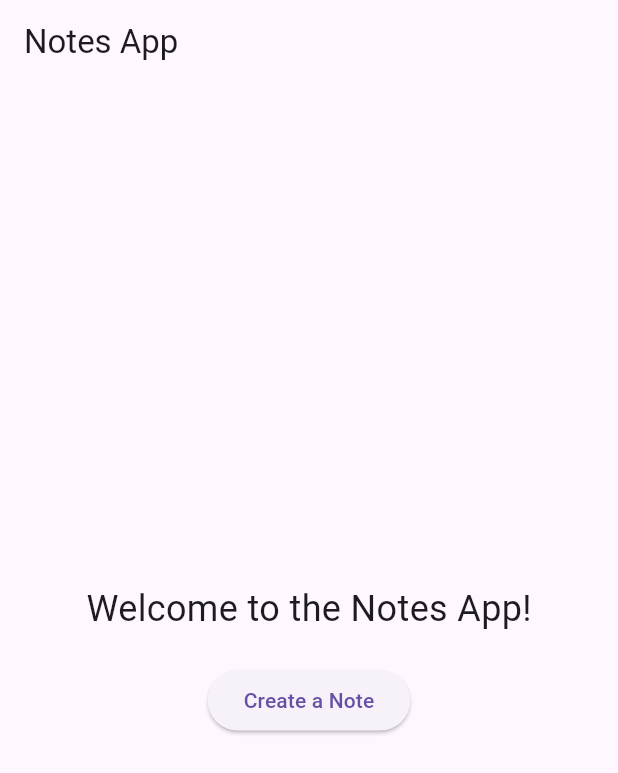
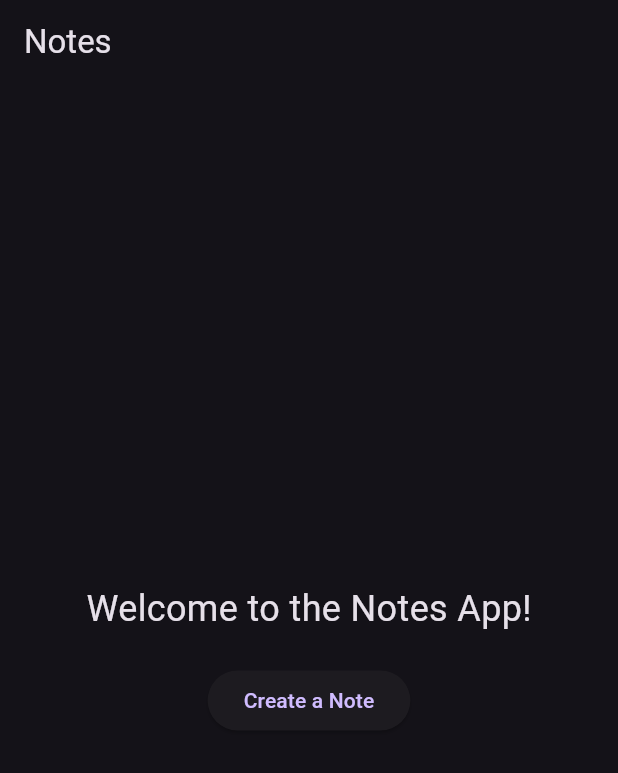
Before and after one commit to HamzaAlwajeeh/Notes-App, a Flutter app: the screen it shows after launch, after a tap on "Create a Note", on a phone screen of 412 x 824 dp. Shown: the top 773 px of the screen. Run offline on Flutter 3.47's test engine with Material 3 defaults, Android fonts, the phone set to English and light mode, and no system bars.

Commit message:
change them color and generate Note View

```diff
--- /dev/null
+++ b/lib/Views/notes_view.dart
@@ -0,0 +1,31 @@
+import 'package:flutter/material.dart';
+import 'package:notes_app/generated/l10n.dart';
+
+class NotesView extends StatelessWidget {
+  const NotesView({super.key});
+
+  @override
+  Widget build(BuildContext context) {
+    return Scaffold(
+      appBar: AppBar(title: Text(S.of(context).title)),
+      body: Center(
+        child: Column(
+          mainAxisAlignment: MainAxisAlignment.center,
+          children: <Widget>[
+            const Text(
+              'Welcome to the Notes App!',
+              style: TextStyle(fontSize: 24),
+            ),
+            const SizedBox(height: 20),
+            ElevatedButton(
+              onPressed: () {
+                // Placeholder for future functionality
+              },
+              child: const Text('Create a Note'),
+            ),
+          ],
+        ),
+      ),
+    );
+  }
+}
--- a/lib/l10n/intl_ar.arb
+++ b/lib/l10n/intl_ar.arb
@@ -1,3 +1,3 @@
 {
-    "title" : "تطبيق الملاحظات"
+    "title" : "الملاحظات"
 }
--- a/lib/l10n/intl_en.arb
+++ b/lib/l10n/intl_en.arb
@@ -1,3 +1,3 @@
 {
-    "title" : "Notes App"
+    "title" : "Notes"
 }
--- a/lib/main.dart
+++ b/lib/main.dart
@@ -1,13 +1,14 @@
 import 'package:flutter/material.dart';
 import 'package:flutter_localizations/flutter_localizations.dart';
+import 'package:notes_app/Views/notes_view.dart';
 import 'package:notes_app/generated/l10n.dart';
 
 void main() {
-  runApp(const MyApp());
+  runApp(const NotesApp());
 }
 
-class MyApp extends StatelessWidget {
-  const MyApp({super.key});
+class NotesApp extends StatelessWidget {
+  const NotesApp({super.key});
 
   @override
   Widget build(BuildContext context) {
@@ -21,37 +22,9 @@ class MyApp extends StatelessWidget {
       ],
       supportedLocales: S.delegate.supportedLocales,
       title: "Notes App",
-      home: HomePage(),
+      home: NotesView(),
       debugShowCheckedModeBanner: false,
+      theme: ThemeData.dark(),
     );
   }
 }
-
-class HomePage extends StatelessWidget {
-  const HomePage({super.key});
-
-  @override
-  Widget build(BuildContext context) {
-    return Scaffold(
-      appBar: AppBar(title: Text(S.of(context).title)),
-      body: Center(
-        child: Column(
-          mainAxisAlignment: MainAxisAlignment.center,
-          children: <Widget>[
-            const Text(
-              'Welcome to the Notes App!',
-              style: TextStyle(fontSize: 24),
-            ),
-            const SizedBox(height: 20),
-            ElevatedButton(
-              onPressed: () {
-                // Placeholder for future functionality
-              },
-              child: const Text('Create a Note'),
-            ),
-          ],
-        ),
-      ),
-    );
-  }
-}
```
Also changed, not shown: lib/generated/intl/messages_ar.dart, lib/generated/intl/messages_en.dart, lib/generated/l10n.dart.
